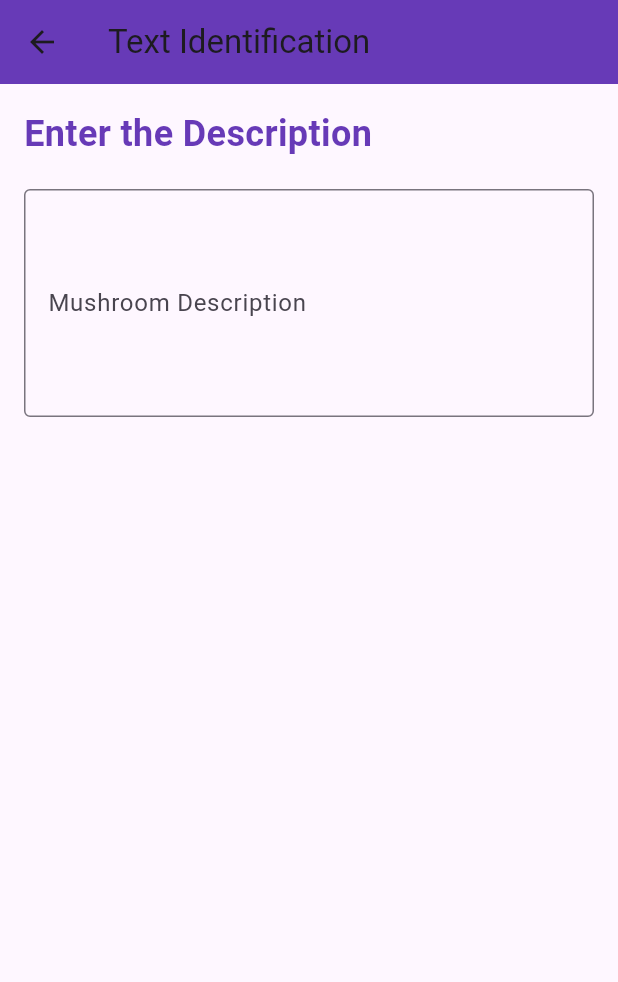
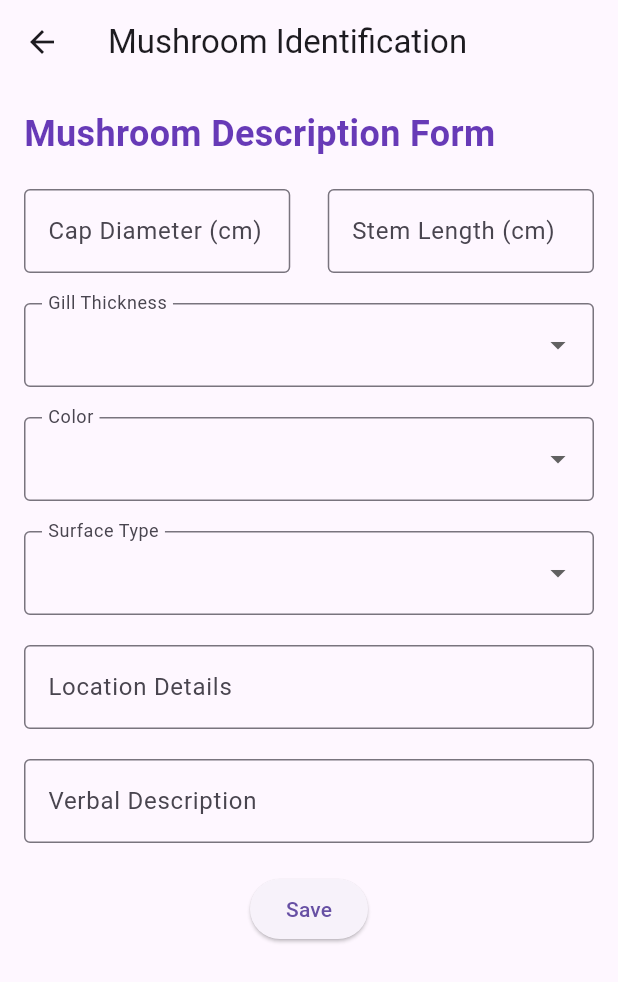
Before and after one commit to Farid-Bastoros/Shroomify, a Flutter app: the TextIdentification screen opened directly, on a phone screen of 412 x 824 dp. Shown: the top 982 px of the screen. Run offline on Flutter 3.47's test engine with Material 3 defaults, Android fonts, the phone set to English and light mode, and no system bars; our stand-ins replace animate_do, flutter_dotenv, flutter_markdown, google_fonts, image_picker, lucide_icons and 2 more.

Commit message:
Text Identification page

```diff
--- a/lib/experts/text_expert.dart
+++ b/lib/experts/text_expert.dart
@@ -13,6 +13,7 @@ class TextExpert{
   String _gillThickness = '';
   double _stemLength = 0.0;
   String _location = '';
+  String _verbalDescription = '';
 
   String expertUrl;
 
@@ -60,6 +61,12 @@ class TextExpert{
 
   set location(String value){
     this._location = value;
+  }
+
+  String get verbalDescription => _verbalDescription;
+
+  set verbalDescription(String value){
+    this._verbalDescription = verbalDescription;
   }
 
   TextExpert({required this.expertUrl});
--- a/lib/screens/TextIdentification.dart
+++ b/lib/screens/TextIdentification.dart
@@ -20,6 +20,7 @@ class _TextIdentificationState extends State<TextIdentification> {
   String gillThickness = '';
   double stemLength = 0.0;
   String location = '';
+  String verbalDescription = '';
 
   _TextIdentificationState(){
     capDiameter = DecisionForum.instance.textExpert!.capDiameter;
@@ -28,15 +29,20 @@ class _TextIdentificationState extends State<TextIdentification> {
     stemLength = DecisionForum.instance.textExpert!.stemLength;
     color = DecisionForum.instance.textExpert!.color;
     location = DecisionForum.instance.textExpert!.location;
+    verbalDescription = DecisionForum.instance.textExpert!.verbalDescription;
   }
+
+  final List<String> colors = ['','White', 'Brown', 'Yellow', 'Red', 'Gray'];
+  final List<String> surfaces = ['','Smooth', 'Scaly', 'Sticky', 'Fibrillose'];
+  final List<String> gillOptions = ['','Thin', 'Medium', 'Thick'];
 
 
   @override
   Widget build(BuildContext context) {
     return Scaffold(
       appBar: AppBar(
-        title: Text('Text Identification'),
-        backgroundColor: Colors.deepPurple,
+        title: Text('Mushroom Identification'),
+
       ),
       body: Padding(
         padding: const EdgeInsets.all(16.0),
@@ -45,7 +51,7 @@ class _TextIdentificationState extends State<TextIdentification> {
           children: [
 
             Text(
-              'Enter the Description',
+              'Mushroom Description Form',
               style: TextStyle(
                 fontSize: 24,
                 fontWeight: FontWeight.bold,
@@ -53,25 +59,120 @@ class _TextIdentificationState extends State<TextIdentification> {
               ),
             ),
             SizedBox(height: 20),
+            // Cap Diameter
+            Row(
 
-            TextField(
-              controller: _controller,
-              maxLines: 5,
+              children: [
+                Expanded(
+                  child: TextFormField(
+                    decoration: InputDecoration(
+                      labelText: 'Cap Diameter (cm)',
+                      border: OutlineInputBorder(),
+                    ),
+                    keyboardType: TextInputType.numberWithOptions(decimal: true),
+                    validator: (value) {
+                      if (value == null || value.isEmpty) return 'Enter diameter';
+                      return null;
+                    },
+                    onSaved: (value) {
+                      capDiameter = double.tryParse(value!) ?? 0.0;
+                    },
+                  )
+                ),
+                SizedBox(width: 25),
+                Expanded(child: TextFormField(
+                  decoration: InputDecoration(
+                    labelText: 'Stem Length (cm)',
+                    border: OutlineInputBorder(),
+                  ),
+                  keyboardType: TextInputType.numberWithOptions(decimal: true),
+                  validator: (value) {
+                    if (value == null || value.isEmpty) return 'Enter diameter';
+                    return null;
+                  },
+                  onSaved: (value) {
+                    stemLength = double.tryParse(value!) ?? 0.0;
+                  },
+                )
+                )
+
+              ],
+            ),
+            SizedBox(height: 20),
+            DropdownButtonFormField<String>(
+              value: gillThickness,
+              items: gillOptions.map((g) {
+                return DropdownMenuItem(value: g, child: Text(g));
+              }).toList(),
               decoration: InputDecoration(
-                hintText: 'Describe the mushroom...',
-                labelText: 'Mushroom Description',
+                labelText: 'Gill Thickness',
                 border: OutlineInputBorder(),
-                focusedBorder: OutlineInputBorder(
-                  borderSide: BorderSide(color: Colors.deepPurple, width: 2),
-                ),
               ),
-              onChanged: (text) {
-                setState(() {
-                  _description = text;
-                });
+              onChanged: (value) => setState(() => gillThickness = value!),
+              validator: (value) => value == null ? 'Select gill thickness' : null,
+            ),
+            SizedBox(height: 20),
+            DropdownButtonFormField<String>(
+              value: color,
+              items: colors.map((g) {
+                return DropdownMenuItem(value: g, child: Text(g));
+              }).toList(),
+              decoration: InputDecoration(
+                labelText: 'Color',
+                border: OutlineInputBorder(),
+              ),
+              onChanged: (value) => setState(() => color = value!),
+              validator: (value) => value == null ? 'Select visible color' : null,
+            ),
+            SizedBox(height: 20),
+            DropdownButtonFormField<String>(
+              value: surface,
+              items: surfaces.map((g) {
+                return DropdownMenuItem(value: g, child: Text(g));
+              }).toList(),
+              decoration: InputDecoration(
+                labelText: 'Surface Type',
+                border: OutlineInputBorder(),
+              ),
+              onChanged: (value) => setState(() => surface = value!),
+              validator: (value) => value == null ? 'Select Surface Type' : null,
+            ),
+            SizedBox(height: 20),
+            TextFormField(
+              decoration: InputDecoration(
+                labelText: 'Location Details',
+                border: OutlineInputBorder(),
+              ),
+              keyboardType: TextInputType.text,
+              validator: (value) {
+                if (value == null || value.isEmpty) return 'Enter Location Description';
+                return null;
+              },
+              onSaved: (value) {
+                location = value!;
               },
             ),
             SizedBox(height: 20),
+            TextFormField(
+              decoration: InputDecoration(
+                labelText: 'Verbal Description',
+                border: OutlineInputBorder(),
+              ),
+              keyboardType: TextInputType.text,
+              validator: (value) {
+                if (value == null || value.isEmpty) return 'Enter Verbal Description';
+                return null;
+              },
+              onSaved: (value) {
+                verbalDescription = value!;
+              },
+            ),
+            SizedBox(height: 20,),
+            Center(
+              child: ElevatedButton(onPressed: (){}, child: Text('Save')),
+            )
+
+
 
 
           ],
--- a/pubspec.yaml
+++ b/pubspec.yaml
@@ -47,6 +47,7 @@ dependencies:
   font_awesome_flutter: ^10.8.0
   marquee: ^2.3.0
   flutter_marquee: ^2.0.1
+  connectivity_plus: ^5.0.2
 
 dev_dependencies:
   flutter_test:
```
